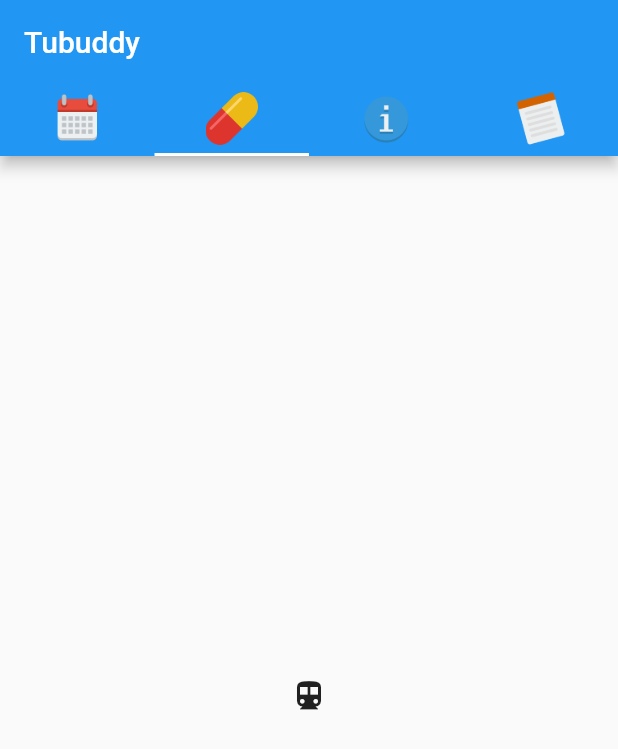
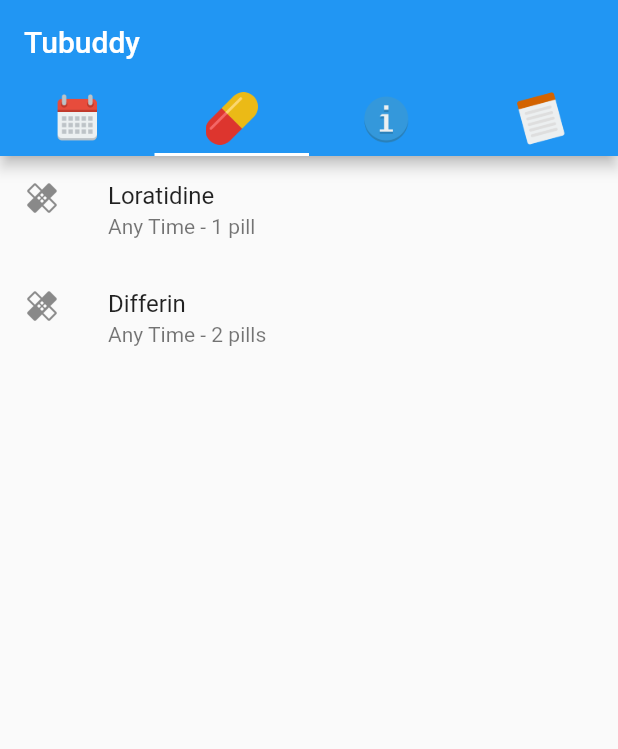
Before and after one commit to RUGSoftEng/2018-Tuberculosis-iOS, a Flutter app: the screen it shows after launch, tab 2 chosen, on a phone screen of 412 x 824 dp. Shown: the top 749 px of the screen. Run offline on Flutter 3.47's test engine with Material 2 defaults, Android fonts, the phone set to English and light mode, and no system bars.

Commit message:
- Added simple sample pill screen

```diff
--- a/tuberculosis/lib/main.dart
+++ b/tuberculosis/lib/main.dart
@@ -31,17 +31,21 @@ class MyApp extends StatelessWidget {
                         height: 35.0)),
                 new Tab(
                     icon: new Image(
-                        image: new AssetImage("graphics/ic_notes.png"),
-                        width: 35.0,
-                        height: 35.0))
+                        image: new AssetImage("graphics/ic_notes.png"), width: 35.0, height: 35.0))
               ],
             ),
             title: new Text('Tubuddy'),
           ),
           body: new TabBarView(
             children: [
-              new Icon(Icons.directions_car),
               new Icon(Icons.directions_transit),
+              new ListView.builder(
+                itemBuilder: (BuildContext context, int index) {
+                  return new MedicationItem(dummyData[index].medicationName,
+                      dummyData[index].recommendedTime, dummyData[index].recommendedDosage);
+                },
+                itemCount: 2,
+              ),
               new Icon(Icons.directions_bike),
               new Icon(Icons.directions_run),
             ],
@@ -51,3 +55,26 @@ class MyApp extends StatelessWidget {
     );
   }
 }
+
+final List<MedicationItem> dummyData = <MedicationItem>[
+  new MedicationItem("Loratidine", "Any Time", 1),
+  new MedicationItem("Differin", "Any Time", 2),
+];
+
+class MedicationItem extends StatelessWidget {
+  MedicationItem(this.medicationName, this.recommendedTime, this.recommendedDosage);
+
+  final String medicationName;
+  final String recommendedTime;
+  final int recommendedDosage;
+
+  @override
+  Widget build(BuildContext context) {
+    return new ListTile(
+        leading: const Icon(Icons.healing),
+        title: new Text(this.medicationName),
+        subtitle: recommendedDosage > 1
+            ? new Text(recommendedTime + " - " + recommendedDosage.toString() + " pills")
+            : new Text(recommendedTime + " - " + recommendedDosage.toString() + " pill"));
+  }
+}
```
